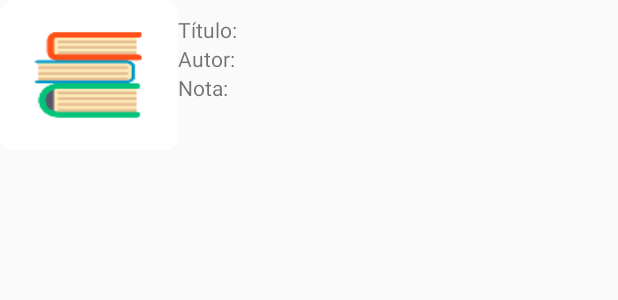
After one commit to BiaChacon/MeusLivros, an Android app: the layout livro_layout.xml on its own in the app's theme, with its tools: preview values and no code run, on a phone screen of 412 x 824 dp. The commit adds this screen. Shown: the top 300 px of the screen. Run offline under Robolectric (Android 15) with nearby library versions, the phone set to English and light mode, and no system bars.

Commit message:
list view

```diff
--- a/app/src/main/java/com/biachacon/meuslivros/MainActivity.kt
+++ b/app/src/main/java/com/biachacon/meuslivros/MainActivity.kt
@@ -36,6 +36,11 @@ class MainActivity : AppCompatActivity() {
             startActivityForResult(i,CODEDELETE)
         }
 
+         listViewBt.setOnClickListener {
+             var i = Intent(this, ListViewActivity::class.java)
+             startActivity(i)
+         }
+
     }
 
     override fun onActivityResult(requestCode: Int, resultCode: Int, data: Intent?) {
--- a/app/src/main/java/com/biachacon/meuslivros/database/LivroDao.kt
+++ b/app/src/main/java/com/biachacon/meuslivros/database/LivroDao.kt
@@ -24,4 +24,7 @@ interface LivroDao {
     @Query("SELECT * FROM livro WHERE titulo = :titulo")
     fun findByName (titulo: String) : Livro
 
+    @Query("SELECT * FROM livro")
+    fun list(): List<Livro>
+
 }
--- /dev/null
+++ b/app/src/main/res/layout/livro_layout.xml
@@ -0,0 +1,78 @@
+<?xml version="1.0" encoding="utf-8"?>
+<LinearLayout xmlns:android="http://schemas.android.com/apk/res/android"
+    xmlns:app="http://schemas.android.com/apk/res-auto"
+    android:layout_width="match_parent"
+    android:layout_height="match_parent">
+
+
+    <ImageView
+        android:id="@+id/imgLivro"
+        android:layout_width="10dp"
+        android:layout_height="100dp"
+        android:layout_weight="3"
+        android:foreground="@mipmap/ic_launcher" />
+
+    <LinearLayout
+        android:layout_width="wrap_content"
+        android:layout_height="wrap_content"
+        android:orientation="vertical"
+        android:layout_weight="7"
+        android:layout_marginTop="10dp">
+
+        <LinearLayout
+            android:layout_width="match_parent"
+            android:layout_height="wrap_content"
+            android:orientation="horizontal">
+
+            <TextView
+                android:id="@+id/textView8"
+                android:layout_width="wrap_content"
+                android:layout_height="wrap_content"
+                android:text="@string/titulo" />
+
+            <TextView
+                android:id="@+id/nomeLivro"
+                android:layout_width="match_parent"
+                android:layout_height="wrap_content"
+                android:layout_marginLeft="5dp"/>
+
+        </LinearLayout>
+
+        <LinearLayout
+            android:layout_width="match_parent"
+            android:layout_height="wrap_content"
+            android:orientation="horizontal">
+
+            <TextView
+                android:id="@+id/textView11"
+                android:layout_width="wrap_content"
+                android:layout_height="wrap_content"
+                android:text="@string/autor" />
+
+            <TextView
+                android:id="@+id/nomeAutor"
+                android:layout_width="wrap_content"
+                android:layout_height="wrap_content"
+                android:layout_marginLeft="5dp"/>
+        </LinearLayout>
+
+        <LinearLayout
+            android:layout_width="wrap_content"
+            android:layout_height="wrap_content"
+            android:orientation="horizontal">
+
+            <TextView
+                android:id="@+id/textView13"
+                android:layout_width="wrap_content"
+                android:layout_height="wrap_content"
+                android:text="@string/nota"/>
+
+            <TextView
+                android:id="@+id/notaLivro"
+                android:layout_width="wrap_content"
+                android:layout_height="wrap_content"
+                android:layout_marginLeft="5dp"/>
+        </LinearLayout>
+    </LinearLayout>
+
+</LinearLayout>
--- a/app/src/main/res/values/strings.xml
+++ b/app/src/main/res/values/strings.xml
@@ -16,4 +16,5 @@
     <string name="deletar">DELETAR</string>
     <string name="proximo">PRÓXIMO</string>
     <string name="anterior">ANTERIOR</string>
+    <string name="list_view">List View</string>
 </resources>
```
Also changed, not shown: app/src/main/AndroidManifest.xml (+2 -7 lines), app/src/main/java/com/biachacon/meuslivros/ListViewActivity.kt (added, +38 -0 lines), app/src/main/java/com/biachacon/meuslivros/model/LivroAdapter.kt (added, +40 -0 lines), app/src/main/res/layout/activity_list_view.xml (added, +14 -0 lines), app/src/main/res/layout/activity_main.xml (+9 -0 lines), 1 other file.
